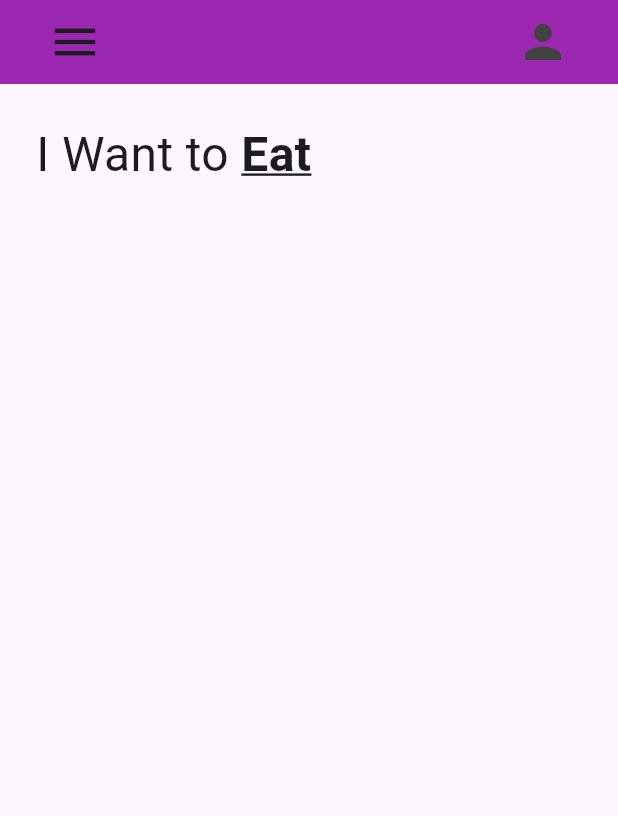
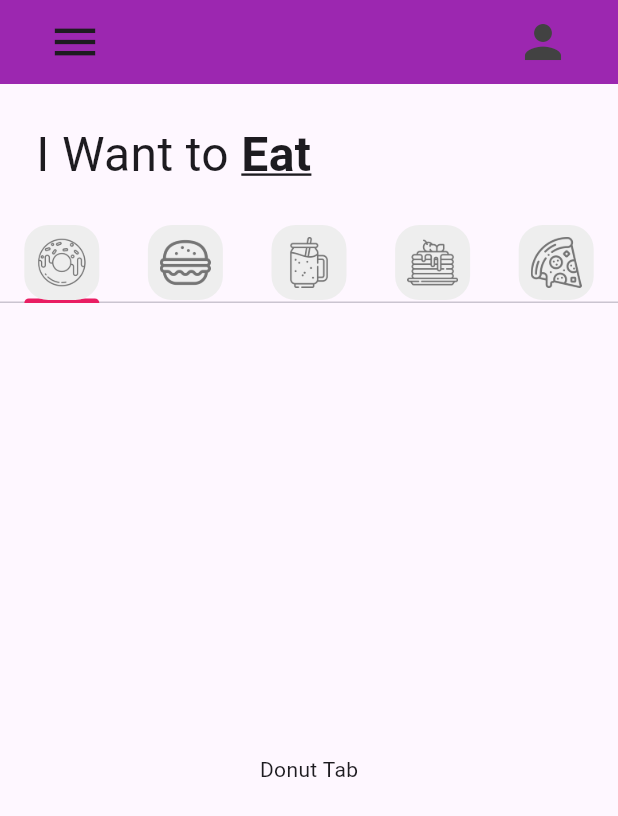
Before and after one commit to DiegoCruz117/reto1_donut_app_diego_cruz, a Flutter app: the screen it shows after launch, on a phone screen of 412 x 824 dp. Shown: the top 816 px of the screen. Run offline on Flutter 3.47's test engine with Material 3 defaults, Android fonts, the light colour scheme and no system bars.

Commit message:
Tab_Bar_Añadido

```diff
--- a/lib/main.dart
+++ b/lib/main.dart
@@ -10,8 +10,10 @@
 
   @override
   Widget build(BuildContext context) {
-    return const MaterialApp(
-      home: HomePage(),
+    return  MaterialApp(
+      home: const HomePage(),
+      theme: ThemeData(
+        tabBarTheme: const TabBarTheme(indicatorColor: Colors.pink)),
     );
   }
 }
--- a/lib/pages/home_page.dart
+++ b/lib/pages/home_page.dart
@@ -1,4 +1,10 @@
 import 'package:flutter/material.dart';
+import '../tab/burguer_tab.dart';
+import '../tab/donut_tab.dart';
+import '../tab/pancake_tab.dart';
+import '../tab/pizza_tab.dart';
+import '../tab/smoothie_tab.dart';
+import '../utils/my_tab.dart';
 
 class HomePage extends StatefulWidget {
   const HomePage({super.key});
@@ -10,7 +16,23 @@
 class _HomePageState extends State<HomePage> {
   @override
   Widget build(BuildContext context) {
-    return Scaffold(
+
+    // ignore: unused_local_variable
+    List<Widget> myTabs = [
+      //donut tab
+      const MyTab(iconPath: 'lib/icons/donut.png',),
+      //burguer tab
+      const MyTab(iconPath: 'lib/icons/burger.png',),
+      //smoothie tab
+      const MyTab(iconPath: 'lib/icons/smoothie.png',),
+      //pancake tab
+      const MyTab(iconPath: 'lib/icons/pancakes.png',),
+      //pizza tab
+      const MyTab(iconPath: 'lib/icons/pizza.png',),
+    ];
+    return DefaultTabController(
+      length: myTabs.length,
+      child: Scaffold(
         appBar: AppBar(
           backgroundColor: Colors.purple,
           leading: Padding(
@@ -24,9 +46,9 @@
             )
           ],
         ),
-      body: const Column(children: [
+        body: Column(children: [
           //texto
-        Padding(
+          const Padding(
             padding: EdgeInsets.all(24.0),
             child: Row(
               children: [
@@ -34,11 +56,25 @@
                 Text('Eat', style: TextStyle(fontSize: 32,fontWeight: FontWeight.bold,decoration: TextDecoration.underline)),
               ],
             ),
-        )
+          ),
           //Tap_bar
-
+          TabBar(tabs: myTabs),
           //Tap_bar_view
+          const Expanded(child: TabBarView(children: [
+            //Donut tab
+            DonutTab(),
+            //Burger tab
+            BurgerTab(),
+            //Smoothie tab
+            SmoothieTab(),
+            //Pancake tab
+            PancakeTab(),
+            //Pizza tab
+            PizzaTab(),
+          ],),)
+          //Carrito
         ],),
+      ),
     );
   }
 }
--- /dev/null
+++ b/lib/tab/donut_tab.dart
@@ -0,0 +1,13 @@
+import 'package:flutter/material.dart';
+
+class DonutTab extends StatelessWidget {
+  const DonutTab({super.key});
+
+  @override
+  Widget build(BuildContext context) {
+    return Container(
+      child: const Center(
+        child: Text('Donut Tab'),),
+    );
+  }
+}
--- /dev/null
+++ b/lib/utils/my_tab.dart
@@ -0,0 +1,18 @@
+import 'package:flutter/material.dart';
+
+class MyTab extends StatelessWidget {
+  final String iconPath;
+  const MyTab({super.key, required this.iconPath});
+
+  @override
+  Widget build(BuildContext context) {
+    return Tab(
+      height: 50,
+      child: Container(
+        decoration: BoxDecoration(color:Colors.grey[200], borderRadius: BorderRadius.circular(16)),
+        padding: const EdgeInsets.all(8),
+        child: Image.asset(iconPath,color: Colors.grey[600]),
+      ),
+    );
+  }
+}
```
Also changed, not shown: lib/tab/burguer_tab.dart (added, +13 -0 lines), lib/tab/pancake_tab.dart (added, +13 -0 lines), lib/tab/pizza_tab.dart (added, +13 -0 lines), lib/tab/smoothie_tab.dart (added, +13 -0 lines). Lines whose indentation alone changed are shown as unchanged.
